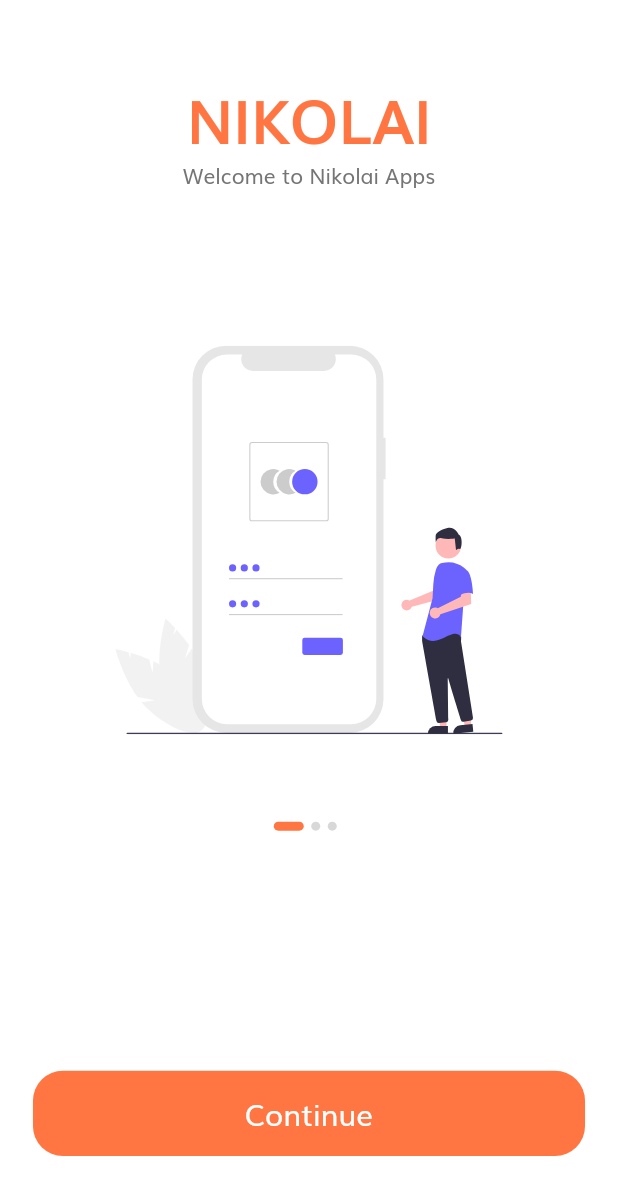
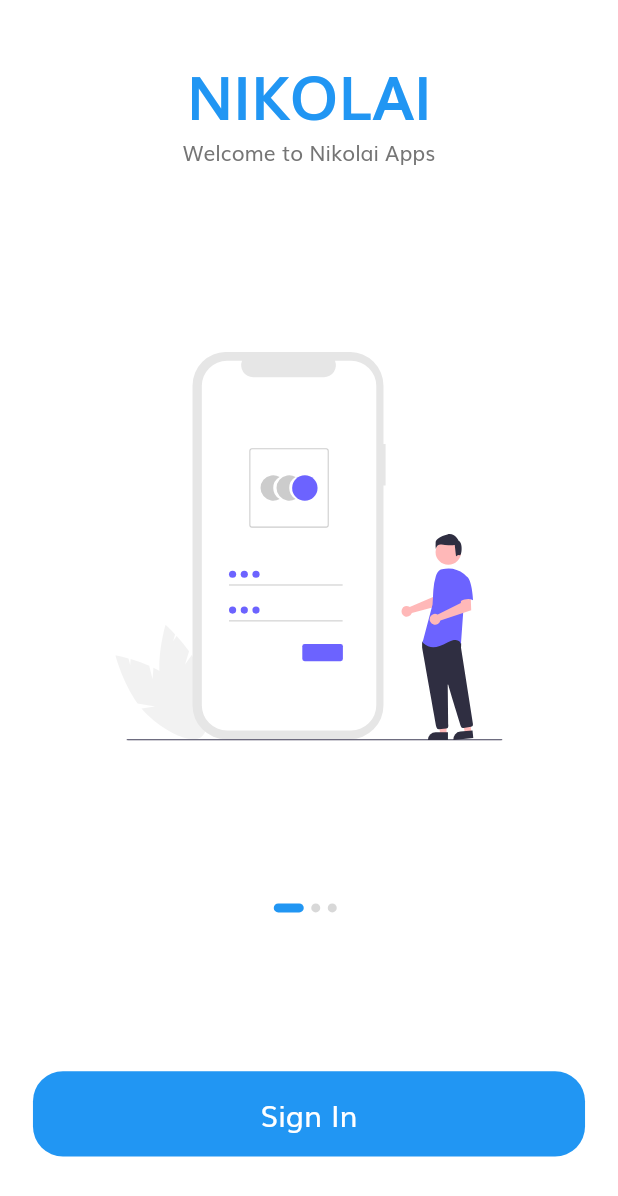
Before and after one commit to fionicholas/OnBoarding-Flutter, a Flutter app: the screen it shows after launch, on a phone screen of 412 x 824 dp. Shown: the top 1196 px of the screen. Run offline on Flutter 3.47's test engine with Material 2 defaults, Android fonts, the phone set to English and light mode, and no system bars; our stand-ins replace flutter_svg.

Commit message:
adjust UI on boarding

```diff
--- a/lib/constants.dart
+++ b/lib/constants.dart
@@ -2,12 +2,12 @@ import 'package:flutter/cupertino.dart';
 import 'package:flutter/material.dart';
 import 'size_config.dart';
 
-const kPrimaryColor = Color(0xFFFF7643);
+const kPrimaryColor = Colors.blue;
 const kPrimaryLightColor = Color(0xFFFFECDF);
 const kPrimaryGradientColor = LinearGradient(
   begin: Alignment.topLeft,
   end: Alignment.bottomRight,
-  colors: [Color(0xFFFFA53E), Color(0xFFFF7643)],
+  colors: [Color(0xFFBBDEFB), Colors.blue],
 );
 const kSecondaryColor = Color(0xFF979797);
 const kTextColor = Color(0xFF757575);
--- a/lib/onboarding/body.dart
+++ b/lib/onboarding/body.dart
@@ -34,7 +34,7 @@ class _BodyState extends State<Body> {
         child: Column(
           children: <Widget>[
             Expanded(
-              flex: 3,
+              flex: 4,
               child: PageView.builder(
                 onPageChanged: (value) {
                   setState(() {
@@ -62,10 +62,10 @@ class _BodyState extends State<Body> {
                           (index) => buildDot(index: index)),
                     ),
                     Spacer(
-                      flex: 3,
+                      flex: 2,
                     ),
                     DefaultButton(
-                      text: "Continue",
+                      text: "Sign In",
                       press: () {
                         Navigator.pushNamed(context, SignInScreen.routeName);
                       },
--- a/lib/onboarding/onboarding_content.dart
+++ b/lib/onboarding/onboarding_content.dart
@@ -32,7 +32,7 @@ class OnBoardingContent extends StatelessWidget {
         ),
         SvgPicture.asset(
           image,
-          height: getProportionateScreenHeight(265),
+          height: getProportionateScreenHeight(365),
           width: getProportionateScreenWidth(235),
         )
       ],
```
